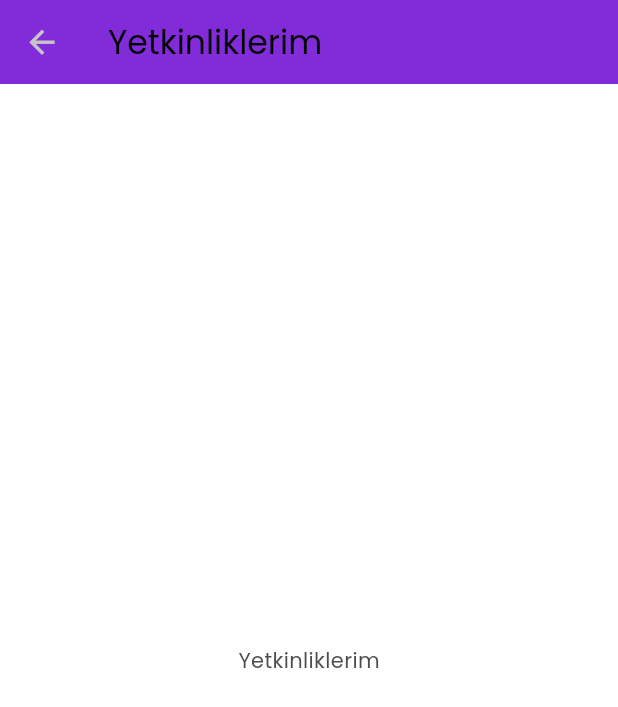
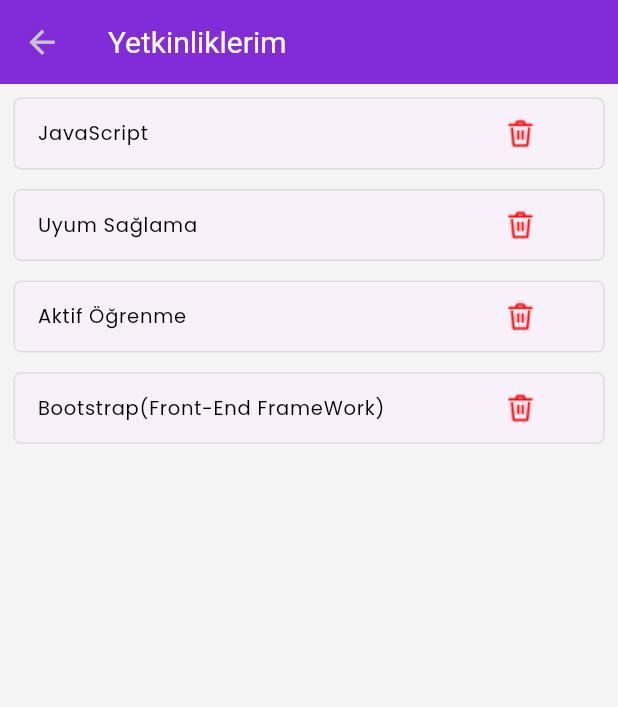
Before and after one commit to ozgeakinci/tobeto-app, a Flutter app: the Skills screen opened directly, on a phone screen of 412 x 824 dp. Shown: the top 707 px of the screen. Run offline on Flutter 3.47's test engine with Material 3 defaults, Android fonts, the phone set to English and light mode, and no system bars; our stand-ins replace google_fonts.

Commit message:
skills page added and theme fixed

```diff
--- /dev/null
+++ b/lib/language/language_items.dart
@@ -0,0 +1,4 @@
+class LanguageItems {
+  static const String skillsTitleJs = 'JavaScript';
+  static const String skillsSubTitle = '';
+}
--- /dev/null
+++ b/lib/utilities/utilities.dart
@@ -0,0 +1,9 @@
+import 'package:flutter/material.dart';
+
+class ProjectUtilities {
+  static const EdgeInsets skillsCardPadding = EdgeInsets.only(
+    top: 5,
+    left: 5,
+    right: 5,
+  );
+}
--- a/lib/view/screens/menuScreens/profileScreens/skills.dart
+++ b/lib/view/screens/menuScreens/profileScreens/skills.dart
@@ -1,4 +1,6 @@
 import 'package:flutter/material.dart';
+import 'package:tobeto_app/utilities/utilities.dart';
+import 'package:tobeto_app/view/widgets/profilimWidget/skills_card.dart';
 
 class Skills extends StatelessWidget {
   const Skills({Key? key}) : super(key: key);
@@ -7,9 +9,31 @@ class Skills extends StatelessWidget {
   Widget build(BuildContext context) {
     return Scaffold(
       appBar: AppBar(
-        title: Text("Yetkinliklerim"),
+        title: const Text("Yetkinliklerim"),
       ),
-      body: Center(child: Text('Yetkinliklerim')),
+      body: ListView(children: [
+        SkillsCard(
+          title: const Text('JavaScript'),
+          textButton: _skillsTextButton(),
+        ),
+        SkillsCard(
+          title: const Text('Uyum Sağlama'),
+          textButton: _skillsTextButton(),
+        ),
+        SkillsCard(
+          title: const Text('Aktif Öğrenme'),
+          textButton: _skillsTextButton(),
+        ),
+        SkillsCard(
+          title: const Text('Bootstrap(Front-End FrameWork)'),
+          textButton: _skillsTextButton(),
+        )
+      ]),
     );
   }
+
+  TextButton _skillsTextButton() {
+    return TextButton(
+        onPressed: () {}, child: Image.asset("assets/images/delete_icon.png"));
+  }
 }
--- /dev/null
+++ b/lib/view/widgets/profilimWidget/skills_card.dart
@@ -0,0 +1,38 @@
+import 'package:flutter/material.dart';
+import 'package:tobeto_app/utilities/utilities.dart';
+
+class SkillsCard extends StatelessWidget {
+  const SkillsCard(
+      {Key? key,
+      this.icon,
+      this.textButton,
+      required this.title,
+      this.subTitle})
+      : super(key: key);
+
+  final Widget? icon;
+  final Text title;
+  final Text? subTitle;
+  final TextButton? textButton;
+
+  @override
+  Widget build(BuildContext context) {
+    return Padding(
+      padding: ProjectUtilities.skillsCardPadding,
+      child: Card(
+        elevation: 0,
+        shape: RoundedRectangleBorder(
+            borderRadius: BorderRadius.circular(5),
+            side: const BorderSide(
+                style: BorderStyle.solid,
+                color: Color.fromARGB(255, 221, 221, 221))),
+        child: ListTile(
+            dense: true,
+            leading: icon,
+            title: title,
+            subtitle: subTitle,
+            trailing: textButton),
+      ),
+    );
+  }
+}
--- a/pubspec.yaml
+++ b/pubspec.yaml
@@ -68,6 +68,12 @@ flutter:
      - assets/images/message_icon.png
      - assets/images/video_image.png
      - assets/images/spiderman.jpeg
+     - assets/images/badge_coding.png
+     - assets/images/file_png_icon.png
+     - assets/images/file_pdf_icon.png
+     - assets/images/education_icon.png
+     - assets/images/world_icon.png
+     - assets/images/delete_icon.png
 
   # An image asset can refer to one or more resolution-specific "variants", see
   # https://flutter.dev/assets-and-images/#resolution-aware
```
Also changed, not shown: lib/menu/menu_screen.dart (+4 -4 lines), lib/theme/tobeto_theme.dart (+20 -15 lines), lib/view/screens/home_page.dart (+9 -7 lines), lib/view/screens/menuScreens/profileScreens/foreign_language.dart (added, +10 -0 lines), assets/images/badge_coding.png (added), assets/images/delete_icon.png (added), assets/images/education_icon.png (added), assets/images/file_pdf_icon.png (added), assets/images/file_png_icon.png (added), assets/images/world_icon.png (added), 3 other files.
